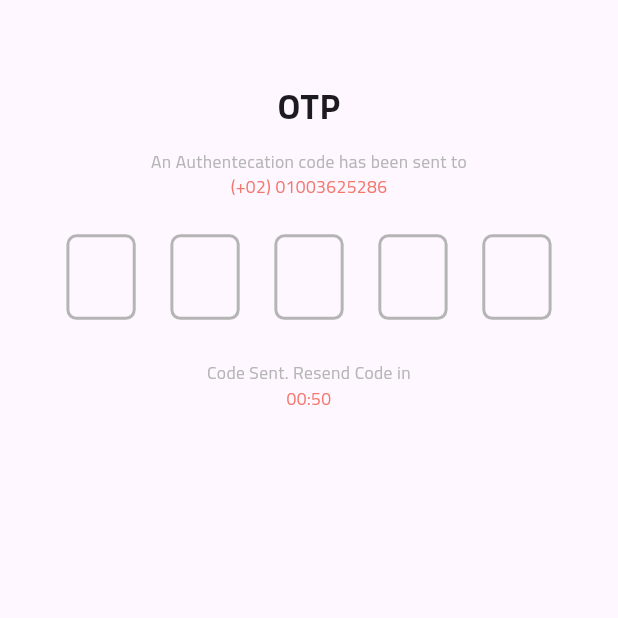
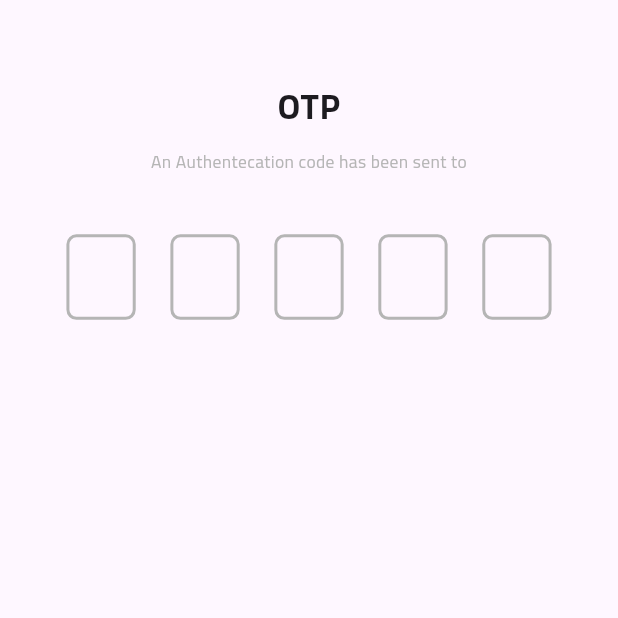
Before and after one commit to maslma/Ecommerce_App, a Flutter app: the VerifyCodeRegister screen opened by its route, on a phone screen of 412 x 824 dp, the top half of it. Run offline on Flutter 3.47's test engine with Material 2 defaults, Android fonts, the phone set to English and light mode, and no system bars; drawn by our look-alikes of flutter_otp_text_field; our stand-ins replace dartz, dio, flutter_bloc, flutter_screenutil, lottie, shared_preferences; accounts and stored records are empty; statements that could not run were skipped; project files that could hold a hidden picture were left out.

Commit message:
problem solve verify code in check email

```diff
--- a/assets/translate/ar.json
+++ b/assets/translate/ar.json
@@ -63,7 +63,8 @@
   "email" : "البريد الالكتروني",
   "enterEmail" : "أدخل البريد الالكتروني",
   "warning" : "خطأ",
-  "phoneOrEmailAlready" : "رقم الهاتف أو البريد الإلكتروني موجود بالفعل"
+  "phoneOrEmailAlready" : "رقم الهاتف أو البريد الإلكتروني موجود بالفعل",
+  "VerifyNotCorrect" : "رمز التحقق غير صحيح"
 
 
 }
--- a/assets/translate/en.json
+++ b/assets/translate/en.json
@@ -63,5 +63,6 @@
   "email" : "Email",
   "enterEmail" : "Enter your email",
   "warning" : "Warning",
-  "phoneOrEmailAlready" :"Phone Number Or Email Already Exists"
+  "phoneOrEmailAlready" :"Phone Number Or Email Already Exists",
+  "VerifyNotCorrect" : "Verify Code Not Correct"
 }
--- /dev/null
+++ b/lib/domain/models/auth/verify_code_signup.dart
@@ -0,0 +1,15 @@
+import 'package:ecommerce_app/data/class/crud.dart';
+import 'package:ecommerce_app/presentation/presentation_managers/constancts_manager.dart';
+
+class VerifyCodeSignUpModel{
+  Crud crud ;
+  VerifyCodeSignUpModel(this.crud);
+
+  postData(String email ,String verifyCode ) async {
+    var response = await crud.postData(AppConst.verifyCode, {
+     "email" : email ,
+      "verfiycode" : verifyCode
+    });
+    return response.fold((l) => l, (r) => r);
+  }
+}
--- a/lib/presentation/presentation_managers/constancts_manager.dart
+++ b/lib/presentation/presentation_managers/constancts_manager.dart
@@ -5,6 +5,7 @@ class AppConst {
 
 // ================================= Auth ========================== //
   static const String signUp = "$server/auth/signup.php";
+  static const String verifyCode = "$server/auth/verfiycode.php";
 
 
 
--- a/lib/presentation/presentation_managers/string_manager.dart
+++ b/lib/presentation/presentation_managers/string_manager.dart
@@ -64,5 +64,6 @@ class AppStrings {
   static const String cancel = "cancel";
   static const String warning = "warning";
   static const String phoneOrEmailAlready = "phoneOrEmailAlready";
+  static const String verifyNotCorrect = "VerifyNotCorrect";
 
 }
--- a/lib/presentation/screens/auth/view_model/auth_state.dart
+++ b/lib/presentation/screens/auth/view_model/auth_state.dart
@@ -6,5 +6,11 @@ abstract class AuthState{}
 class AuthInitial extends AuthState{}
 
 class AuthShowPassword extends AuthState{}
-
-class AuthCreateUserState extends AuthState{}
+//SingUp
+class AuthLoadingCreateUserState extends AuthState{}
+class AuthSuccessCreateUserState extends AuthState{}
+class AuthErrorCreateUserState extends AuthState{}
+//verifyCodeSignUp
+class AuthLoadingVerifyCoState extends AuthState{}
+class AuthSuccessVerifyCoState extends AuthState{}
+class AuthErrorVerifyCoState extends AuthState{}
--- a/lib/presentation/screens/auth/views/verify_code_register.dart
+++ b/lib/presentation/screens/auth/views/verify_code_register.dart
@@ -1,14 +1,16 @@
 import 'package:ecommerce_app/data/localization/app_lang.dart';
+import 'package:ecommerce_app/presentation/presentation_managers/assets_managers.dart';
 import 'package:ecommerce_app/presentation/presentation_managers/color_managers.dart';
-import 'package:ecommerce_app/presentation/presentation_managers/routes_managers.dart';
 import 'package:ecommerce_app/presentation/presentation_managers/string_manager.dart';
 import 'package:ecommerce_app/presentation/screens/auth/view_model/auth_cubit.dart';
 import 'package:ecommerce_app/presentation/screens/auth/views/widget/custom_body_auth.dart';
 import 'package:ecommerce_app/presentation/screens/auth/views/widget/custom_title_auth.dart';
+import 'package:ecommerce_app/utities/main_function.dart';
 import 'package:flutter/material.dart';
 import 'package:flutter_bloc/flutter_bloc.dart';
 import 'package:flutter_otp_text_field/flutter_otp_text_field.dart';
 import 'package:flutter_screenutil/flutter_screenutil.dart';
+import 'package:lottie/lottie.dart';
 
 class VerifyCodeRegister extends StatelessWidget {
   const VerifyCodeRegister({super.key});
@@ -20,7 +22,11 @@ class VerifyCodeRegister extends StatelessWidget {
       builder: (context, state) {
         AuthCubit cubit = AuthCubit.get(context);
         return Scaffold(
-          body: Container(
+          body:  BlocBuilder<AuthCubit, AuthState>(
+            builder: (context, state) => cubit.statusRequest ==
+            StatusRequest.loading
+            ? Center(child: Lottie.asset(ImageAssets.loading , width: 250.w , height: 250.h))
+            :Container(
             padding: EdgeInsets.symmetric(horizontal: 20.w),
             child: ListView(
               children: [
@@ -35,7 +41,7 @@ class VerifyCodeRegister extends StatelessWidget {
                   body: AppStrings.authenticationCode.tr(context),
                 ),
                 CustomBodyAuth(
-                  body: AppStrings.number.tr(context),
+                  body:cubit.emailSignUp.text,
                   color: ColorManager.primaryColor,
                 ),
                 SizedBox(
@@ -56,25 +62,25 @@ class VerifyCodeRegister extends StatelessWidget {
                         fontWeight: FontWeight.w600,
                         fontSize: 24.sp),
                     showFieldAsBox: true,
-                    onCodeChanged: (String code) {},
                     onSubmit: (String verificationCode){
-                      Navigator.pushNamed(context, Routes.successRegisterRoute);
+                      cubit.goToSuccessSignUp(context,verificationCode);
                     },
                   ),
                 ),
-                SizedBox(
-                  height: 32.h,
-                ),
-                CustomBodyAuth(
-                  body: AppStrings.codeSent.tr(context),
-                ),
-                CustomBodyAuth(
-                  body: AppStrings.second.tr(context),
-                  color: ColorManager.primaryColor,
-                ),
+                // SizedBox(
+                //   height: 32.h,
+                // ),
+                // CustomBodyAuth(
+                //   body: AppStrings.codeSent.tr(context),
+                // ),
+                // CustomBodyAuth(
+                //   body: AppStrings.second.tr(context),
+                //   color: ColorManager.primaryColor,
+                // ),
               ],
             ),
           ),
+        )
         );
       },
     );
```
Also changed, not shown: lib/presentation/screens/auth/view_model/auth_cubit.dart (+32 -9 lines), lib/presentation/screens/auth/views/register_screen.dart (+63 -19 lines), lib/utities/main_function.dart (+6 -4 lines).
